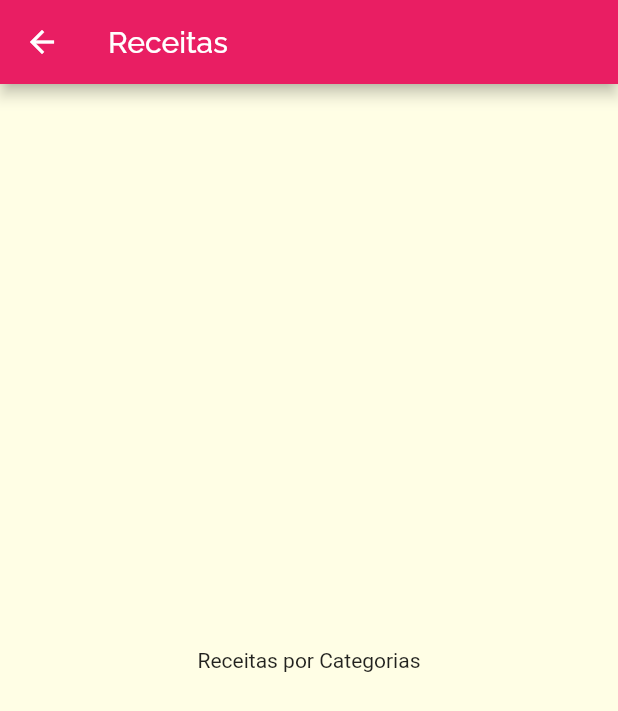
After one commit to kadeguilherme/meals, a Flutter app: the screen it shows after launch, after a tap on "Italiano", on a phone screen of 412 x 824 dp. The commit adds this screen. Shown: the top 711 px of the screen. Run offline on Flutter 3.47's test engine with Material 2 defaults, Android fonts, the phone set to English and light mode, and no system bars.

Commit message:
Colocando navagação entre as telas com o Navigator no category_item.dart

```diff
--- a/lib/components/category_item.dart
+++ b/lib/components/category_item.dart
@@ -1,15 +1,32 @@
 import 'package:flutter/material.dart';
 import '../models/category.dart';
+import '../screens/categories_meals_screen.dart';
 
 class CategoryItem extends StatelessWidget {
   final Category category;
 
   CategoryItem(this.category);
+
+  void _selectCategory(BuildContext context) {
+    Navigator.of(context).push(
+      MaterialPageRoute(
+        builder: (_) {
+          return CategoriesMealsScreen();
+        },
+      ),
+    );
+  }
+
   @override
   Widget build(BuildContext context) {
-    return Container(
+    return InkWell(
+      onTap: () => _selectCategory(context),
+      borderRadius: BorderRadius.circular(15),
+      child: Container(
         padding: EdgeInsets.all(15),
-      child: Text(category.title),
+        child: Text(
+          category.title,
+        ),
         decoration: BoxDecoration(
           borderRadius: BorderRadius.circular(15),
           gradient: LinearGradient(
@@ -21,6 +38,7 @@ class CategoryItem extends StatelessWidget {
             end: Alignment.bottomRight,
           ),
         ),
+      ),
     );
   }
 }
--- a/lib/main.dart
+++ b/lib/main.dart
@@ -20,6 +20,7 @@ class MyApp extends StatelessWidget {
               headline6: TextStyle(
                 fontSize: 20,
                 fontFamily: 'RobotoCondensed',
+                color: Colors.white,
               ),
             ),
       ),
--- /dev/null
+++ b/lib/screens/categories_meals_screen.dart
@@ -0,0 +1,15 @@
+import 'package:flutter/material.dart';
+
+class CategoriesMealsScreen extends StatelessWidget {
+  @override
+  Widget build(BuildContext context) {
+    return Scaffold(
+      appBar: AppBar(
+        title: Text('Receitas'),
+      ),
+      body: Center(
+        child: Text('Receitas por Categorias'),
+      ),
+    );
+  }
+}
```
Lines whose indentation alone changed are shown as unchanged.
